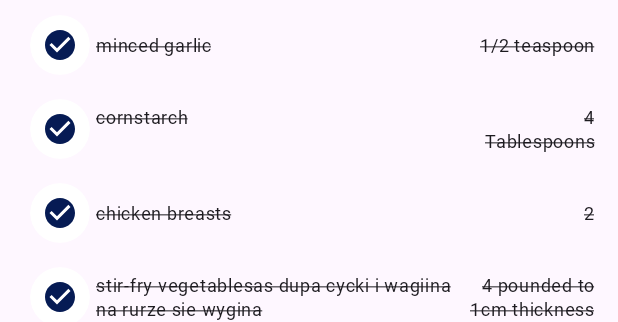
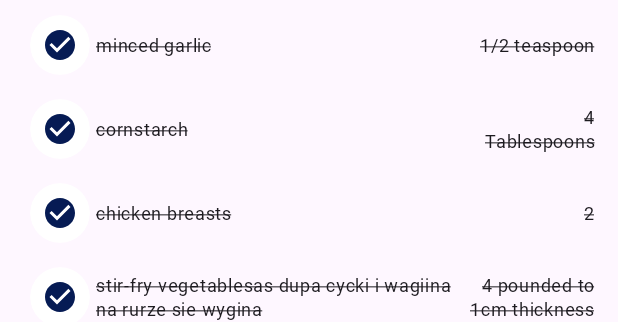
Before and after one commit to mateuszejsmont/Recipy, an Android app built with Jetpack Compose: the @Preview function ShoppingScreenPreview, on a phone screen of 412 x 824 dp. Shown: the part 835-1157 px from the top of the screen. Run offline under Robolectric (Android 15) with nearby library versions, the phone set to English and light mode, and no system bars.

Commit message:
ShoppingScreen fixed list alignment

```diff
--- a/app/src/main/java/com/example/recipy/ui/shopping_screen/ShoppingScreen.kt
+++ b/app/src/main/java/com/example/recipy/ui/shopping_screen/ShoppingScreen.kt
@@ -193,7 +193,8 @@ fun IngredientRow(
         }
         Row(
             modifier = Modifier.fillMaxWidth(),
-            horizontalArrangement = Arrangement.SpaceBetween
+            horizontalArrangement = Arrangement.SpaceBetween,
+            verticalAlignment = Alignment.CenterVertically
         ) {
             Text(
                 text = name,
```
